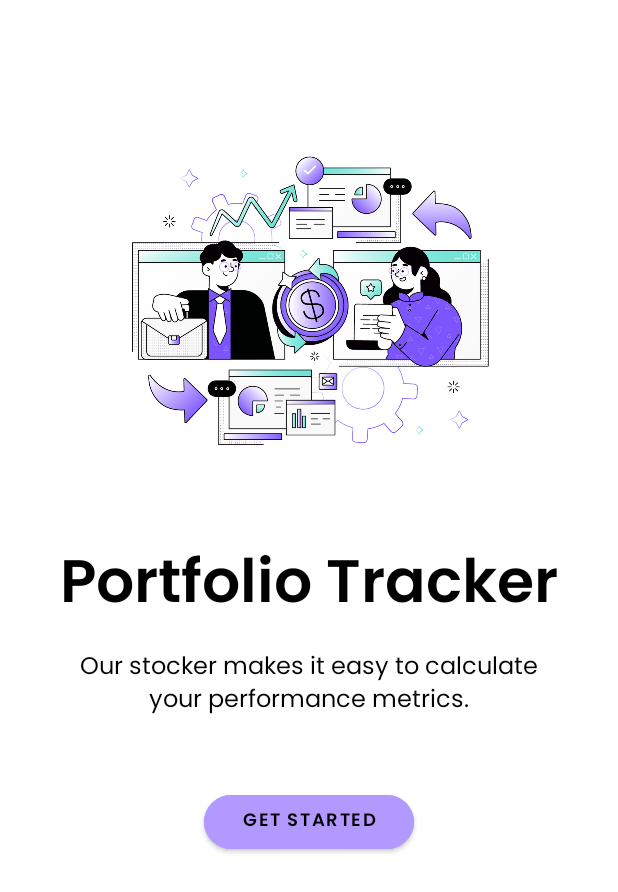
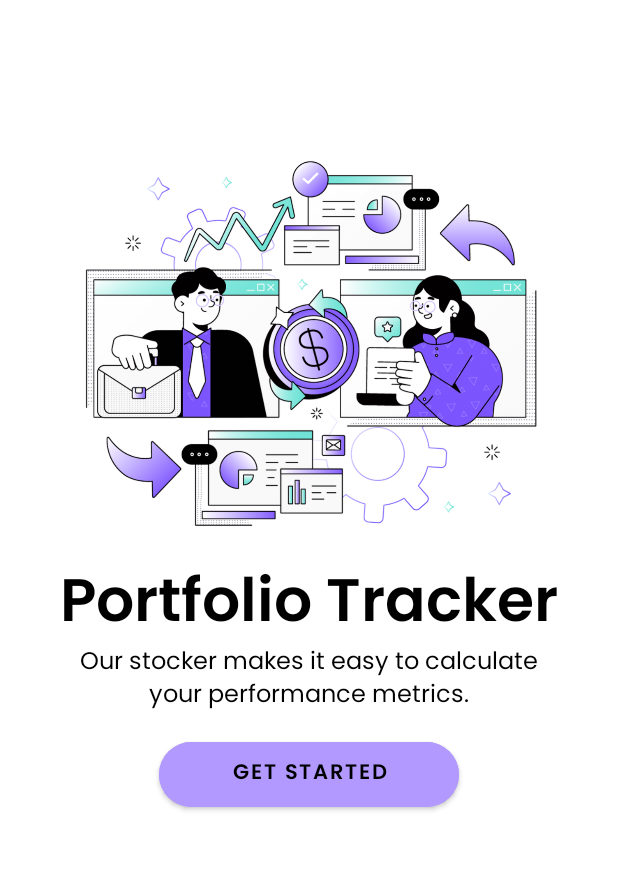
Before and after one commit to wongdaryl/cs205-portfolio, an Android app: the screen it shows after launch (MainActivity), on a phone screen of 412 x 824 dp. Shown: the top 892 px of the screen. Run offline under Robolectric (Android 15) with nearby library versions, the phone set to English and light mode, and no system bars.

Commit message:
style: intro page

```diff
--- a/app/src/main/res/layout/fragment_intro.xml
+++ b/app/src/main/res/layout/fragment_intro.xml
@@ -16,14 +16,15 @@
             android:layout_height="wrap_content"
             android:gravity="center"
             android:orientation="vertical"
-            android:paddingHorizontal="@dimen/home_layout_margin_horizontal"
-            android:paddingTop="@dimen/home_layout_padding_top"
-            android:paddingBottom="@dimen/home_layout_padding_bottom">
+            android:paddingHorizontal="@dimen/intro_layout_margin_horizontal"
+            android:paddingTop="@dimen/intro_layout_padding_top"
+            android:paddingBottom="@dimen/intro_layout_padding_bottom">
 
             <ImageView
                 android:id="@+id/imageView2"
                 android:layout_width="match_parent"
-                android:layout_height="307dp"
+                android:layout_height="@dimen/intro_image_height"
+                android:layout_marginBottom="@dimen/intro_image_margin_bottom"
                 android:contentDescription="@string/image"
                 android:cropToPadding="true"
                 android:src="@drawable/intro" />
@@ -31,20 +32,20 @@
             <TextView
                 android:id="@+id/header"
                 android:layout_width="wrap_content"
-                android:layout_height="59dp"
+                android:layout_height="@dimen/intro_heading_height"
                 android:layout_centerHorizontal="true"
                 android:fontFamily="@font/poppins_semi_bold"
                 android:gravity="center"
                 android:text="@string/header"
                 android:textColor="@color/black"
-                android:textSize="@dimen/home_header_text_size" />
+                android:textSize="@dimen/intro_heading_text_size" />
 
             <TextView
                 android:id="@+id/description"
                 android:layout_width="wrap_content"
-                android:layout_height="80dp"
+                android:layout_height="@dimen/intro_heading_height"
                 android:layout_centerHorizontal="true"
-                android:layout_marginBottom="@dimen/home_sub_header_margin_bottom"
+                android:layout_marginBottom="@dimen/intro_sub_header_margin_bottom"
                 android:fontFamily="@font/poppins_regular"
                 android:gravity="center"
                 android:text="@string/description"
@@ -53,12 +54,12 @@
 
             <Button
                 android:id="@+id/get_started"
-                android:layout_width="@dimen/home_button_width"
-                android:layout_height="@dimen/home_button_height"
+                android:layout_width="@dimen/intro_button_width"
+                android:layout_height="@dimen/intro_button_height"
                 android:backgroundTint="@color/light_purple"
                 android:fontFamily="@font/poppins_semi_bold"
                 android:textColor="@color/black"
-                android:textSize="@dimen/button_text_size"
+                android:textSize="@dimen/intro_button_text_size"
                 app:cornerRadius="@dimen/button_corner_radius"
                 tools:text="@string/get_started" />
 
--- a/app/src/main/res/values/dimens.xml
+++ b/app/src/main/res/values/dimens.xml
@@ -1,7 +1,23 @@
 <resources>
     <dimen name="fab_margin">16dp</dimen>
 
-    <!--Dimensions for fragment_home-->
+    <!--Values for fragment_intro-->
+    <dimen name="intro_layout_padding_top">100dp</dimen>
+    <dimen name="intro_layout_padding_bottom">100dp</dimen>
+    <dimen name="intro_layout_margin_horizontal">35sp</dimen>
+
+    <dimen name="intro_image_height">260dp</dimen>
+    <dimen name="intro_image_margin_bottom">10dp</dimen>
+
+    <dimen name="intro_heading_height">55dp</dimen>
+    <dimen name="intro_heading_text_size">40sp</dimen>
+    <dimen name="intro_sub_header_margin_bottom">8sp</dimen>
+
+    <dimen name="intro_button_width">200sp</dimen>
+    <dimen name="intro_button_height">55sp</dimen>
+    <dimen name="intro_button_text_size">14sp</dimen>
+
+    <!--Values for fragment_home-->
     <dimen name="home_layout_padding_top">50dp</dimen>
     <dimen name="home_layout_padding_bottom">100dp</dimen>
     <dimen name="home_layout_margin_horizontal">35sp</dimen>
```
Also changed, not shown: app/src/main/res/drawable/intro.png.
